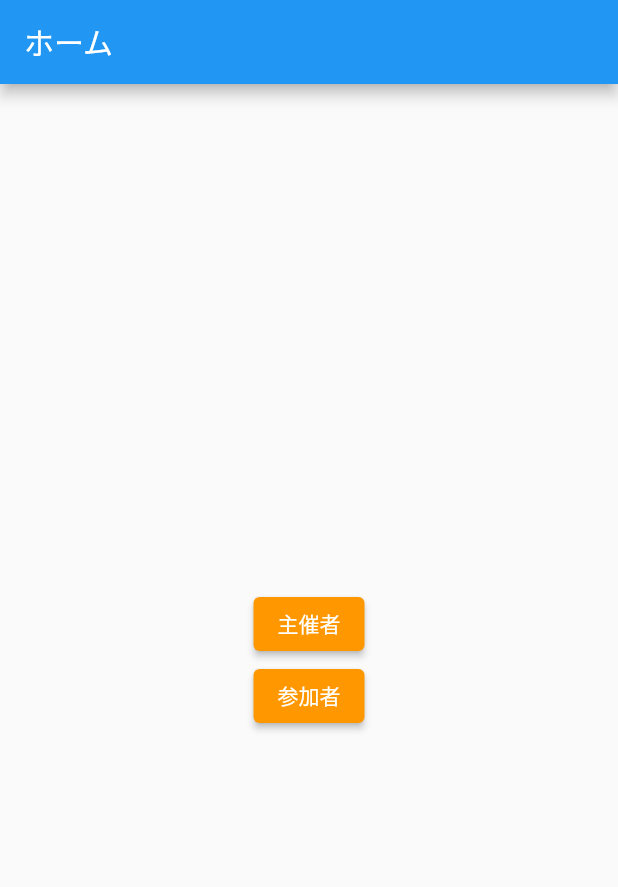
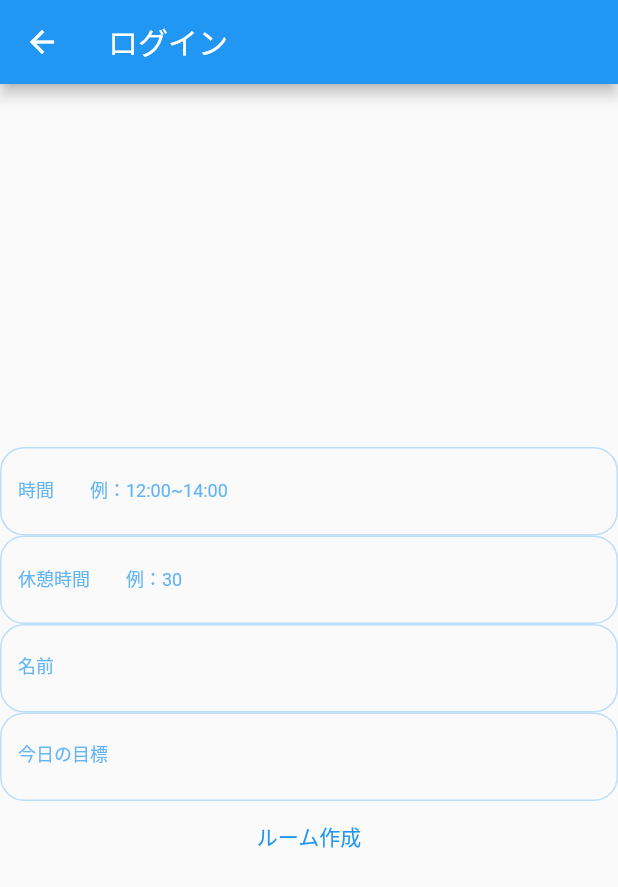
Before and after one commit to Tdrj2716/study_app_hackathon, a Flutter app: the screen it shows after launch, after a tap on "主催者", on a phone screen of 412 x 824 dp. Shown: the top 887 px of the screen. Run offline on Flutter 3.47's test engine with Material 2 defaults, Android fonts, the phone set to English and light mode, and no system bars.

Commit message:
ログイン機能を追加

```diff
--- /dev/null
+++ b/lib/login.dart
@@ -0,0 +1,122 @@
+import 'package:flutter/material.dart';
+
+class LogIn extends StatelessWidget {
+  static String id = "login";
+  @override
+  Widget build(BuildContext context) {
+    return Scaffold(
+      appBar: AppBar(
+        title: Text("ログイン"),
+      ),
+      body: Center(
+          child: Column(
+            mainAxisAlignment: MainAxisAlignment.center,
+            children: [
+              TextFormField(
+                decoration: InputDecoration(
+                  focusedBorder: OutlineInputBorder(
+                    borderRadius: BorderRadius.circular(16),
+                    borderSide: const BorderSide(
+                      color: Colors.blue,
+                      width: 2.0,
+                    ),
+                  ),
+                  labelStyle: TextStyle(
+                    fontSize: 12,
+                    color: Colors.blue[300],
+                  ),
+                  labelText: '時間　　例：12:00~14:00',
+                  floatingLabelStyle: const TextStyle(fontSize: 12),
+                  enabledBorder: OutlineInputBorder(
+                    borderRadius: BorderRadius.circular(16),
+                    borderSide: BorderSide(
+                      color: Colors.blue[100]!,
+                      width: 1.0,
+                    ),
+                  ),
+                ),
+              ),
+              TextFormField(
+                decoration: InputDecoration(
+                  focusedBorder: OutlineInputBorder(
+                    borderRadius: BorderRadius.circular(16),
+                    borderSide: const BorderSide(
+                      color: Colors.blue,
+                      width: 2.0,
+                    ),
+                  ),
+                  labelStyle: TextStyle(
+                    fontSize: 12,
+                    color: Colors.blue[300],
+                  ),
+                  labelText: '休憩時間　　例：30',
+                  floatingLabelStyle: const TextStyle(fontSize: 12),
+                  enabledBorder: OutlineInputBorder(
+                    borderRadius: BorderRadius.circular(16),
+                    borderSide: BorderSide(
+                      color: Colors.blue[100]!,
+                      width: 1.0,
+                    ),
+                  ),
+                ),
+              ),
+              TextFormField(
+                decoration: InputDecoration(
+                  focusedBorder: OutlineInputBorder(
+                    borderRadius: BorderRadius.circular(16),
+                    borderSide: const BorderSide(
+                      color: Colors.blue,
+                      width: 2.0,
+                    ),
+                  ),
+                  labelStyle: TextStyle(
+                    fontSize: 12,
+                    color: Colors.blue[300],
+                  ),
+                  labelText: '名前',
+                  floatingLabelStyle: const TextStyle(fontSize: 12),
+                  enabledBorder: OutlineInputBorder(
+                    borderRadius: BorderRadius.circular(16),
+                    borderSide: BorderSide(
+                      color: Colors.blue[100]!,
+                      width: 1.0,
+                    ),
+                  ),
+                ),
+              ),
+              TextFormField(
+                decoration: InputDecoration(
+                  focusedBorder: OutlineInputBorder(
+                    borderRadius: BorderRadius.circular(16),
+                    borderSide: const BorderSide(
+                      color: Colors.blue,
+                      width: 2.0,
+                    ),
+                  ),
+                  labelStyle: TextStyle(
+                    fontSize: 12,
+                    color: Colors.blue[300],
+                  ),
+                  labelText: '今日の目標',
+                  floatingLabelStyle: const TextStyle(fontSize: 12),
+                  enabledBorder: OutlineInputBorder(
+                    borderRadius: BorderRadius.circular(16),
+                    borderSide: BorderSide(
+                      color: Colors.blue[100]!,
+                      width: 1.0,
+                    ),
+                  ),
+                ),
+              ),
+              TextButton(
+                onPressed: () { /* ボタンが押せる時 */ },
+                style: TextButton.styleFrom(
+                  primary: Colors.blue,
+                ),
+                child: Text('ルーム作成'),
+              )
+            ],
+          )),
+    );
+  }
+}
--- a/lib/main.dart
+++ b/lib/main.dart
@@ -1,5 +1,7 @@
 import 'package:flutter/material.dart';
 import 'package:project/welcome.dart';
+
+import 'login.dart';
 
 void main() {
   runApp(const MyApp());
@@ -13,6 +15,7 @@ class MyApp extends StatelessWidget {
   Widget build(BuildContext context) {
     return MaterialApp(
       title: 'Flutter Demo',
+      debugShowCheckedModeBanner: false,
       theme: ThemeData(
         // This is the theme of your application.
         //
@@ -26,6 +29,10 @@ class MyApp extends StatelessWidget {
         primarySwatch: Colors.blue,
       ),
       home: Welcome(),
+      routes: {
+        LogIn.id: (context) => LogIn(),
+      },
+
     );
   }
 }
--- a/lib/welcome.dart
+++ b/lib/welcome.dart
@@ -1,4 +1,6 @@
 import 'package:flutter/material.dart';
+
+import 'login.dart';
 
 class Welcome extends StatelessWidget {
   //const MyApp({Key? key}) : super(key: key);
@@ -18,7 +20,9 @@ class Welcome extends StatelessWidget {
               primary: Colors.orange,
               onPrimary: Colors.white,
             ),
-            onPressed: () {},
+            onPressed: () {
+              Navigator.pushNamed(context, LogIn.id);
+            },
           ),
           ElevatedButton(
             child: const Text('参加者'),
```
